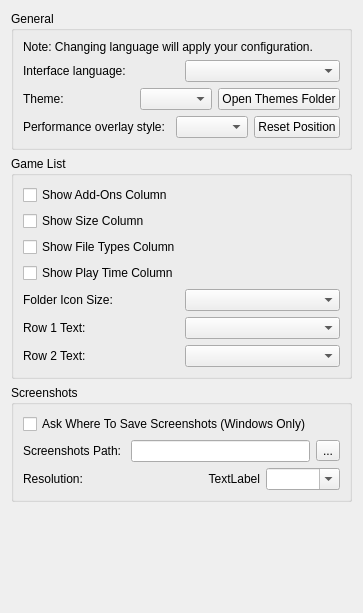
Qt form src/yuzu/configuration/configure_ui.ui (Arthiyart/Lichii-Theme) before a commit.
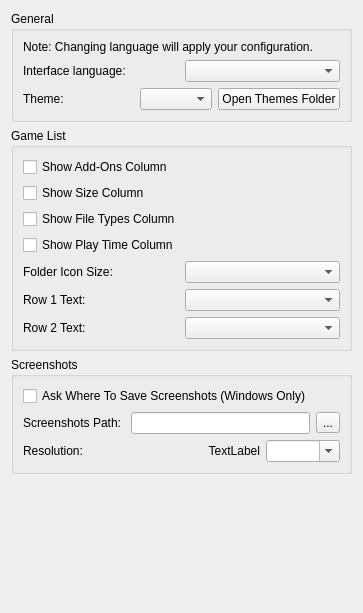
The same form after that commit.

Commit message:
Keep the theme system only: drop the overlay styles, placement and memory rows
The performance overlay is the one of nx2 again, with its colours as
properties so that a theme can set them. The overlay styles, the dragged
placement kept in the settings, the memory rows and the helpers they
needed in common and video_core are removed.

Patch:
```diff
--- a/src/yuzu/configuration/configure_ui.ui
+++ b/src/yuzu/configuration/configure_ui.ui
@@ -77,34 +77,6 @@
           </item>
          </layout>
         </item>
-        <item>
-         <layout class="QHBoxLayout" name="perf_overlay_style_layout" stretch="1,1">
-          <item>
-           <widget class="QLabel" name="perf_overlay_style_label">
-            <property name="text">
-             <string>Performance overlay style:</string>
-            </property>
-           </widget>
-          </item>
-          <item>
-           <layout class="QHBoxLayout" name="perf_overlay_choice_layout" stretch="1,0">
-            <item>
-             <widget class="QComboBox" name="perf_overlay_style_combobox"/>
-            </item>
-            <item>
-             <widget class="QPushButton" name="perf_overlay_reset_button">
-              <property name="toolTip">
-               <string>Drag the performance overlay with the mouse to place it; near an edge of the window it sticks to it. This puts it back in the top right corner.</string>
-              </property>
-              <property name="text">
-               <string>Reset Position</string>
-              </property>
-             </widget>
-            </item>
-           </layout>
-          </item>
-         </layout>
-        </item>
        </layout>
       </item>
      </layout>
```
The commit also changes 12 other files.
